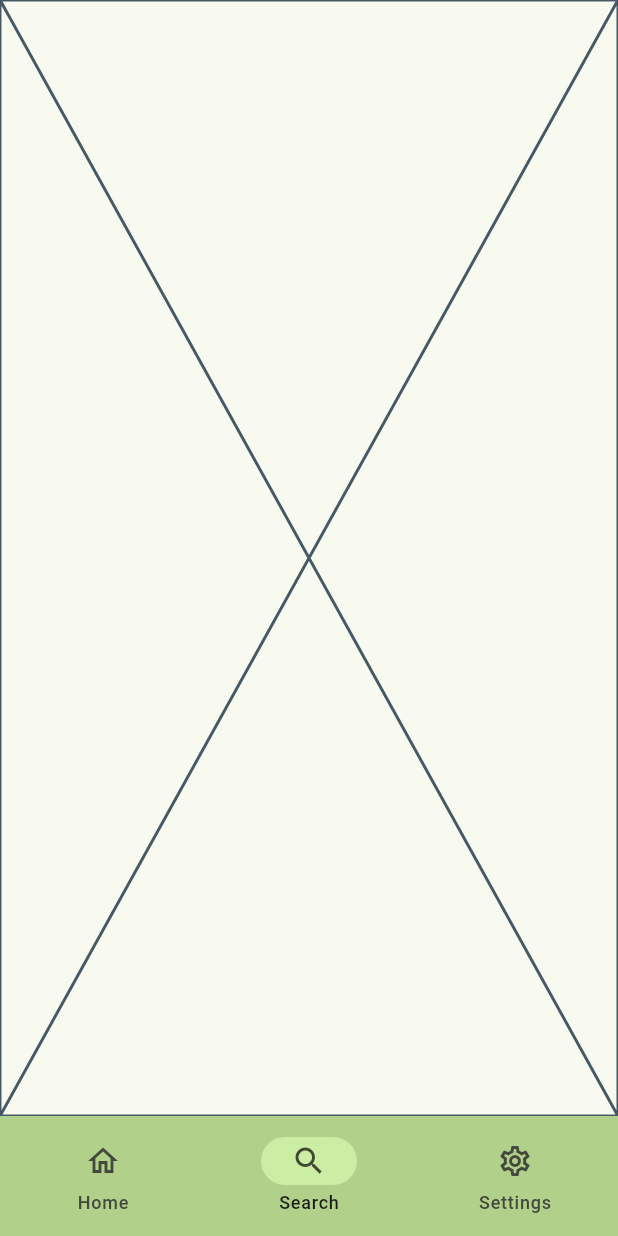
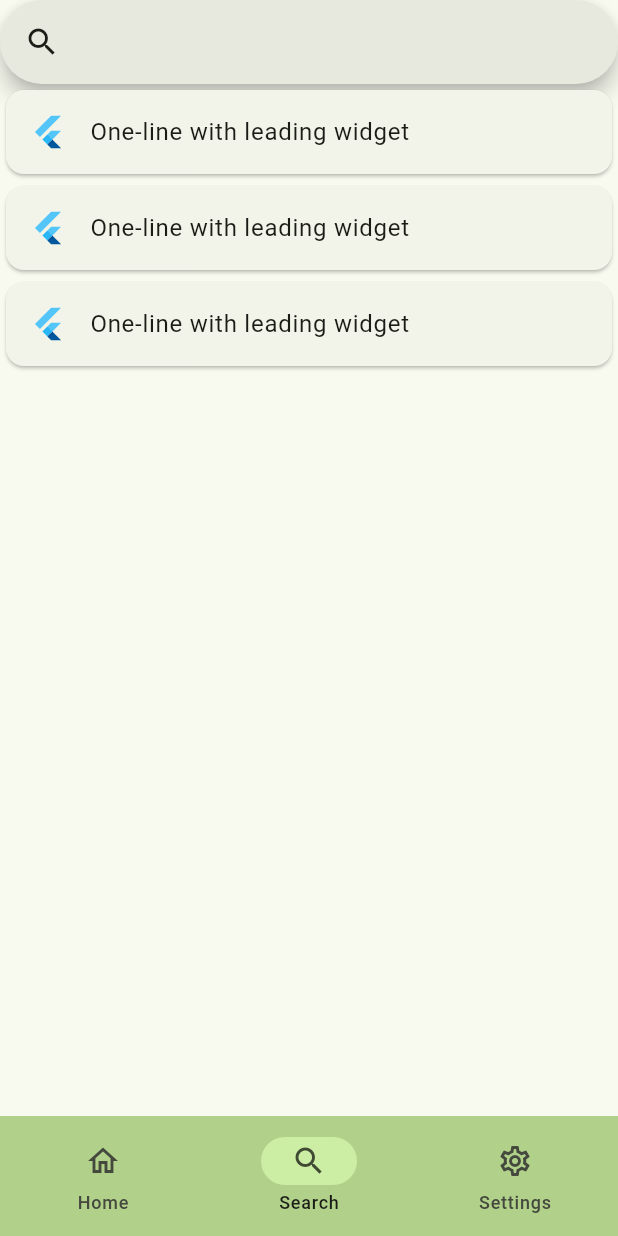
Before and after one commit to hyuntaekim1738/StockApp, a Flutter app: the screen it shows after launch, item 2 of the bottom bar chosen, on a phone screen of 412 x 824 dp. Run offline on Flutter 3.47's test engine with Material 3 defaults, Android fonts, the phone set to English and light mode, and no system bars; our stand-ins replace fl_chart.

Commit message:
Search page

```diff
--- a/lib/main.dart
+++ b/lib/main.dart
@@ -1,5 +1,6 @@
 import 'package:flutter/material.dart';
 import 'home_page/stock_home.dart';
+import 'search_page/search.dart';
 
 void main() {
   runApp(const MyApp());
@@ -39,7 +40,7 @@ class _MyHomePageState extends State<MyHomePage> {
         page = const StockHome(); //home page
         break;
       case 1:
-        page = const Placeholder(); //search page
+        page = const Search(); //search page
         break;
       case 2:
         page = const Placeholder(); //settings/user page
--- /dev/null
+++ b/lib/search_page/search.dart
@@ -0,0 +1,63 @@
+//search
+import 'package:flutter/material.dart';
+import 'package:flutter/widgets.dart';
+import '../shared/stock_card.dart';
+
+class Search extends StatefulWidget {
+  const Search({super.key});
+  @override
+  State<Search> createState() => _Search();
+}
+//home page
+//individual stock info
+
+class _Search extends State<Search> {
+  @override
+  Widget build(BuildContext context) {
+    return Column(
+      children: [
+        //search bar
+        SafeArea(
+          child: SearchAnchor(
+              builder: (BuildContext context, SearchController controller) {
+            return SearchBar(
+              controller: controller,
+              padding: const MaterialStatePropertyAll<EdgeInsets>(
+                  EdgeInsets.symmetric(horizontal: 16.0)),
+              onTap: () {
+                controller.openView();
+              },
+              onChanged: (_) {
+                controller.openView();
+              },
+              leading: const Icon(Icons.search),
+            );
+          }, suggestionsBuilder:
+                  (BuildContext context, SearchController controller) {
+            return List<ListTile>.generate(5, (int index) { //list of suggestions, either get rid of or research dynamic autocomplete
+              final String item = 'item $index';
+              return ListTile(
+                title: Text(item),
+                onTap: () {
+                  setState(() {
+                    controller.closeView(item);
+                  });
+                },
+              );
+            });
+          }),
+        ),
+        //stock card results
+        Expanded(
+          child: ListView(
+            children: [
+              StockCard(),
+              StockCard(),
+              StockCard(),
+            ]
+          ),
+        )
+      ],
+    );
+  }
+}
--- /dev/null
+++ b/lib/settings_page/settings.dart
@@ -0,0 +1 @@
+//overview of settings just in case we want to add more settings than user settings
```
Also changed, not shown: lib/auth_page/login.dart (added), lib/auth_page/register.dart (added), lib/settings_page/user.dart (added).
